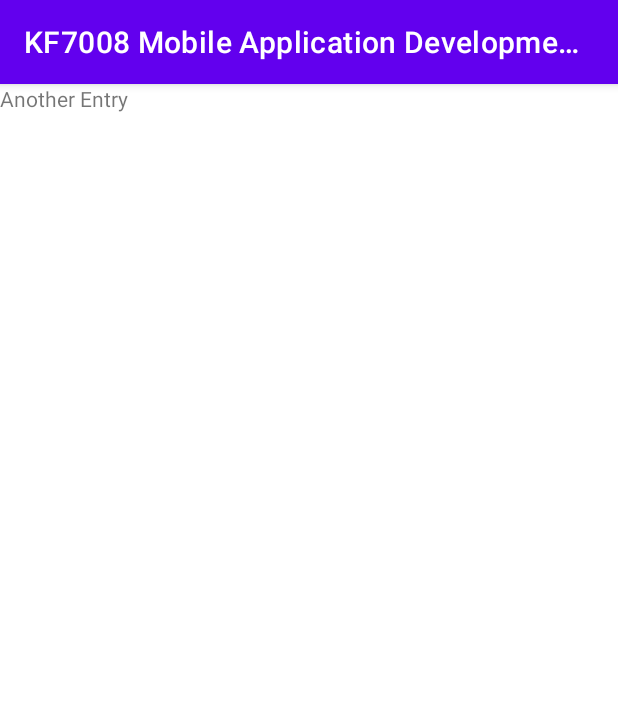
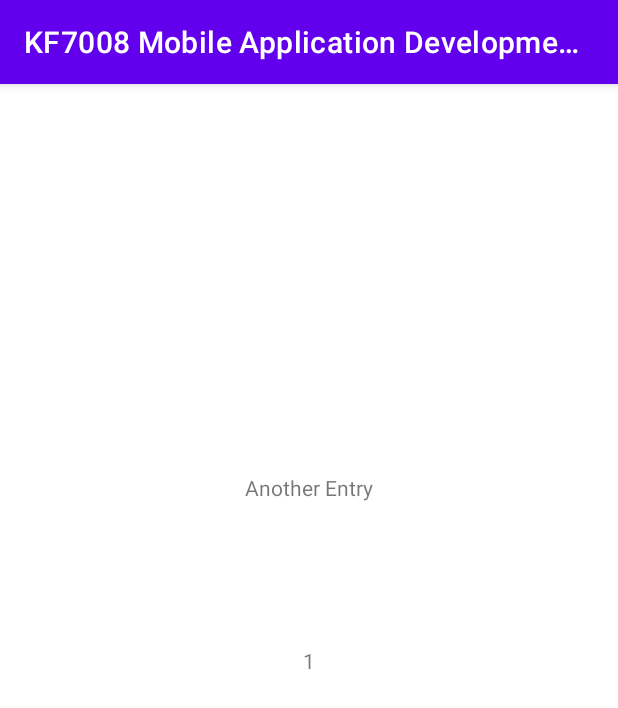
Before and after one commit to kieranrobinson/KF7008-Mobile-Application-Development, an Android app: the MemoriesActivity screen opened directly, with no data from a screen before it, after a tap on "Another Entry", on a phone screen of 412 x 824 dp. Shown: the top 708 px of the screen. Run offline under Robolectric (Android 15) with nearby library versions, the phone set to English and light mode, and no system bars.

Commit message:
Retrieve memory id associated with memory and pass it to new intent when memory is selected

```diff
--- a/app/src/main/java/uk/co/kieranrobinson/MemoriesActivity.java
+++ b/app/src/main/java/uk/co/kieranrobinson/MemoriesActivity.java
@@ -15,6 +15,7 @@ public class MemoriesActivity extends AppCompatActivity {
     private SQLiteDB sqliteDB;
     ListView list;
     private Intent selectedActivityIntent;
+    ArrayList<Integer> listMemoryIDs = new ArrayList<>();
 
     @Override
     protected void onCreate(Bundle savedInstanceState) {
@@ -36,6 +37,15 @@ public class MemoriesActivity extends AppCompatActivity {
         arrayAdapter = new ArrayAdapter<String>(this, androidx.appcompat.R.layout.support_simple_spinner_dropdown_item, listMemoryNames);
         list.setAdapter(arrayAdapter);
 
+        listMemoryIDs = sqliteDB.getAllMemoryID();
+
+        System.out.println("------------------------");
+        System.out.println("ALL ID:");
+        for(int i=0; i<listMemoryNames.size(); i++){
+            System.out.println(listMemoryIDs.get(i));
+        }
+
+
         list.setOnItemClickListener(entryPressed);
     }
 
@@ -43,6 +53,8 @@ public class MemoriesActivity extends AppCompatActivity {
         @Override
         public void onItemClick(AdapterView<?> adapterView, View view, int i, long l) {
             String selectedItem = (String)list.getItemAtPosition(i);
+            System.out.println("Before intent: " + listMemoryIDs.get(i));
+            selectedActivityIntent.putExtra("memoryID",listMemoryIDs.get(i));
             selectedActivityIntent.putExtra("memoryName", selectedItem);
             startActivity(selectedActivityIntent);
         }
--- a/app/src/main/java/uk/co/kieranrobinson/Memory.java
+++ b/app/src/main/java/uk/co/kieranrobinson/Memory.java
@@ -4,18 +4,26 @@ import androidx.appcompat.app.AppCompatActivity;
 
 import android.content.Intent;
 import android.os.Bundle;
+import android.util.Log;
 import android.widget.TextView;
 
 public class Memory extends AppCompatActivity {
-    String surveyName;
+    String memoryName;
+    int memoryId;
+
     @Override
     protected void onCreate(Bundle savedInstanceState) {
         super.onCreate(savedInstanceState);
         setContentView(R.layout.activity_memory);
         Intent memoryIntent = getIntent();
 
-        surveyName = memoryIntent.getStringExtra("memoryName");
+        memoryName = memoryIntent.getStringExtra("memoryName");
+        memoryId = memoryIntent.getIntExtra("memoryID", -1);
+
         TextView textViewMemoryTitle = findViewById(R.id.textViewMemoryTitle);
-        textViewMemoryTitle.setText(surveyName);
+        textViewMemoryTitle.setText(memoryName);
+
+        TextView textViewSelectedMemoryId = findViewById(R.id.textViewSelectedMemoryId);
+        textViewSelectedMemoryId.setText(String.valueOf(memoryId));
     }
 }
--- a/app/src/main/java/uk/co/kieranrobinson/SQLiteDB.java
+++ b/app/src/main/java/uk/co/kieranrobinson/SQLiteDB.java
@@ -78,7 +78,7 @@ public class SQLiteDB extends SQLiteOpenHelper {
     public ArrayList<Integer> getAllMemoryID(){
         SQLiteDatabase sqLiteDatabase = this.getReadableDatabase();
 
-        Cursor cursorMemoryID = sqLiteDatabase.rawQuery("SELECT memoryID FROM memory WHERE isAvailable = 1;",null);
+        Cursor cursorMemoryID = sqLiteDatabase.rawQuery("SELECT memoryID FROM memory;",null);
         ArrayList<Integer> idArrayList = new ArrayList<>();
 
         if(cursorMemoryID.moveToFirst()){
--- a/app/src/main/res/layout/activity_memory.xml
+++ b/app/src/main/res/layout/activity_memory.xml
@@ -11,6 +11,19 @@
         android:layout_width="wrap_content"
         android:layout_height="wrap_content"
         android:text="Memory Title"
-        tools:layout_editor_absoluteX="161dp"
-        tools:layout_editor_absoluteY="56dp" />
+        app:layout_constraintBottom_toBottomOf="parent"
+        app:layout_constraintEnd_toEndOf="parent"
+        app:layout_constraintStart_toStartOf="parent"
+        app:layout_constraintTop_toTopOf="parent"
+        app:layout_constraintVertical_bias="0.346" />
+
+    <TextView
+        android:id="@+id/textViewSelectedMemoryId"
+        android:layout_width="wrap_content"
+        android:layout_height="wrap_content"
+        android:text="Selected Memory Id"
+        app:layout_constraintBottom_toBottomOf="parent"
+        app:layout_constraintEnd_toEndOf="parent"
+        app:layout_constraintStart_toStartOf="parent"
+        app:layout_constraintTop_toTopOf="parent" />
 </androidx.constraintlayout.widget.ConstraintLayout>
```
